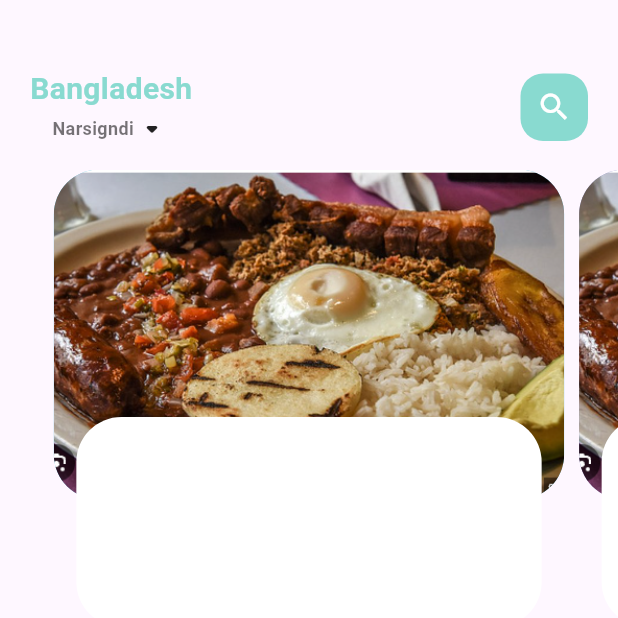
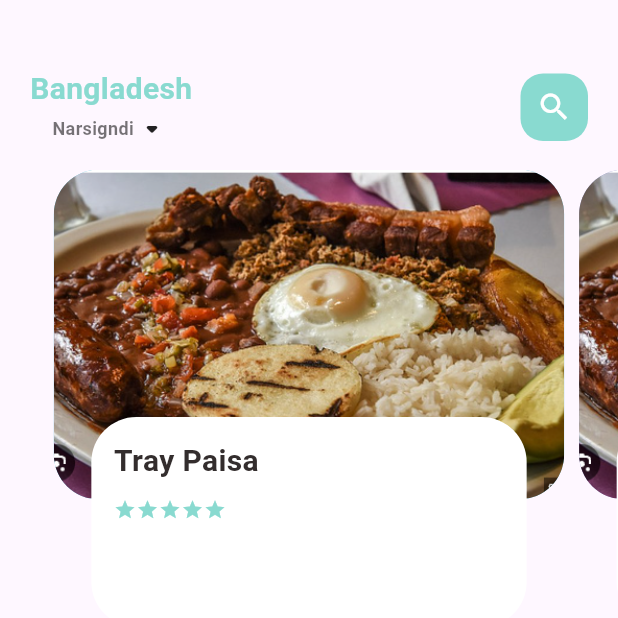
Before and after one commit to Lorena2387/app_e_comerce, a Flutter app: the screen it shows after launch, on a phone screen of 412 x 824 dp, the top half of it. Run offline on Flutter 3.47's test engine with Material 2 defaults, Android fonts, the phone set to English and light mode, and no system bars.

Commit message:
implement dish name and star icons

```diff
--- a/lib/home/food_page_body.dart
+++ b/lib/home/food_page_body.dart
@@ -1,3 +1,5 @@
+import 'package:app_e_comerce/Utils/app_colors.dart';
+import 'package:app_e_comerce/widgets/big_text.dart';
 import 'package:flutter/material.dart';
 
 class FoodPageBody extends StatefulWidget {
@@ -41,10 +43,35 @@ class _FoodPageBodyState extends State<FoodPageBody> {
           alignment: Alignment.bottomCenter,
           child: Container(
             height: 140,
-            margin: EdgeInsets.only(left: 20, right: 20, bottom: 15),
+            margin: EdgeInsets.only(left: 30, right: 30, bottom: 15),
             decoration: BoxDecoration(
               borderRadius: BorderRadius.circular(30),
               color: Colors.white,
+            ),
+            child: Container(
+              padding: EdgeInsets.only(top: 15, left: 15, right: 15),
+              child: Column(
+                crossAxisAlignment: CrossAxisAlignment.start,
+                children: [
+                  BigText(text: "Tray Paisa"),
+                  SizedBox(
+                    height: 10,
+                  ),
+                  Row(
+                    children: [
+                      Wrap(
+                        children: List.generate(
+                            5,
+                            (index) => Icon(
+                                  Icons.star,
+                                  color: AppColors.mainColor,
+                                  size: 15,
+                                )),
+                      )
+                    ],
+                  )
+                ],
+              ),
             ),
           ),
         ),
```
